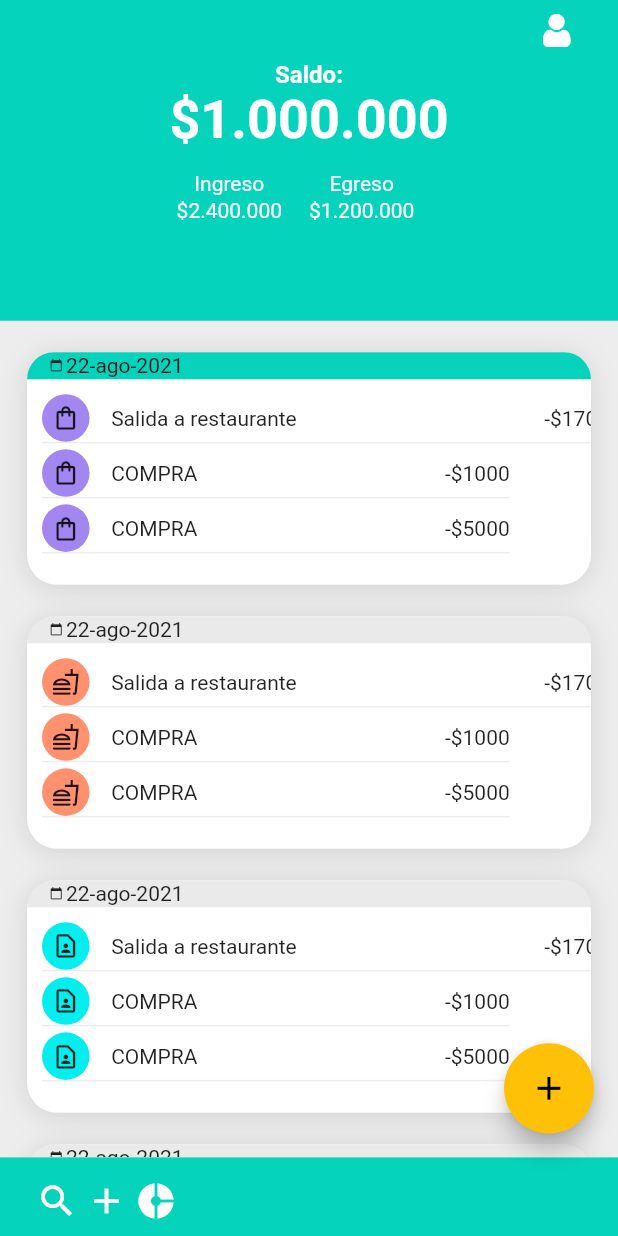
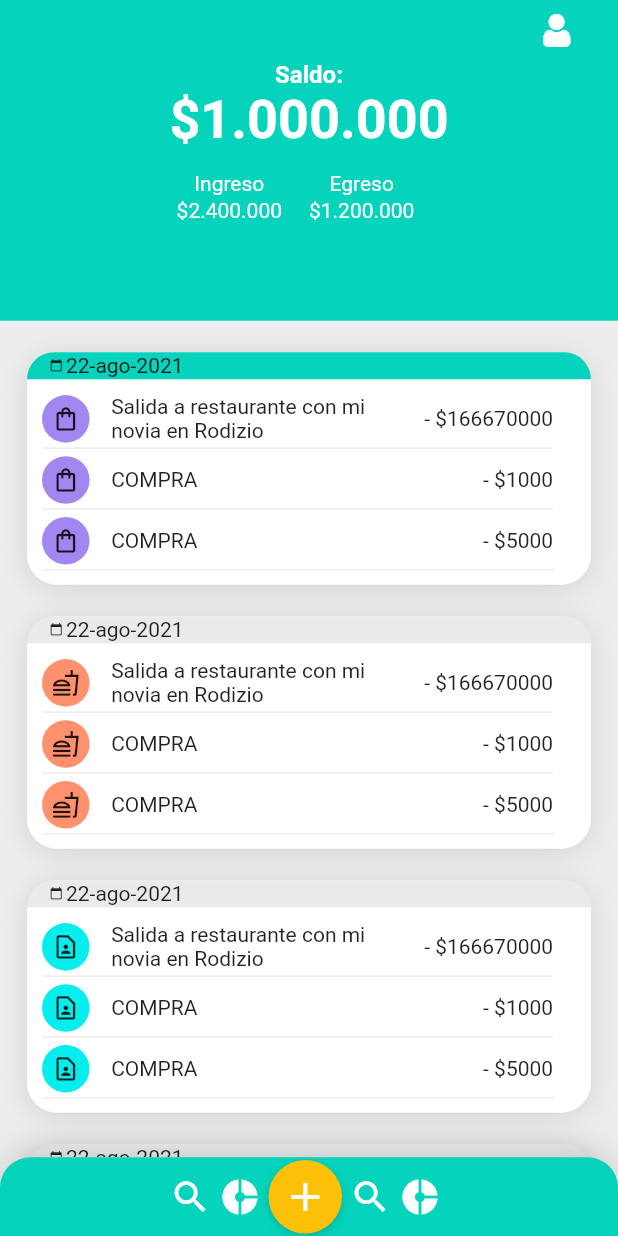
Before and after one commit to aaltamar12/gastos-app-flutter, a Flutter app: the screen it shows after launch, on a phone screen of 412 x 824 dp. Run offline on Flutter 3.47's test engine with Material 2 defaults, Android fonts, the phone set to English and light mode, and no system bars; our stand-ins replace google_fonts.

Commit message:
CAMBIOS WINDOWS
- Se modifico la estructura y componentes para hacerlos mas
  reutilizables.

```diff
--- a/lib/button_icon_menu.dart
+++ b/lib/button_icon_menu.dart
@@ -3,19 +3,20 @@ import 'package:flutter/material.dart';
 class ButtonIconMenu extends StatefulWidget {
   IconData icon = Icons.car_rental;
   Color color = const Color(0XFFFFFFFF);
+  double size = 28;
   bool alert = true;
 
-  ButtonIconMenu(this.color, this.icon, this.alert);
+  ButtonIconMenu(this.color, this.icon, this.size, this.alert);
   @override
   State<StatefulWidget> createState() {
-    // TODO: implement createState
-    return _ButtonIconMenu(color, icon, alert);
+    return _ButtonIconMenu(color, icon, size, alert);
   }
 }
 
 class _ButtonIconMenu extends State<ButtonIconMenu> {
   IconData icon = Icons.car_rental;
   Color color = const Color(0XFFFFFFFF);
+  double size = 28;
   bool alert = true;
 
   void showAlert() {
@@ -28,13 +29,12 @@ class _ButtonIconMenu extends State<ButtonIconMenu> {
         .showSnackBar(const SnackBar(content: Text("2222")));
   }
 
-  _ButtonIconMenu(this.color, this.icon, this.alert);
+  _ButtonIconMenu(this.color, this.icon, this.size, this.alert);
 
   @override
   Widget build(BuildContext context) {
     return Container(
       alignment: Alignment.center,
-      padding: const EdgeInsets.only(top: 15, bottom: 14),
       child: Material(
         borderOnForeground: false,
         color: Colors.transparent,
@@ -44,7 +44,7 @@ class _ButtonIconMenu extends State<ButtonIconMenu> {
           onTap: alert ? showAlert : showAlert2,
           child: Icon(
             icon,
-            size: 28,
+            size: size,
             color: color,
           ),
         ),
--- a/lib/card_movement.dart
+++ b/lib/card_movement.dart
@@ -26,8 +26,8 @@ class CardMovement extends StatelessWidget {
         Row(
           children: [
             Container(
-              margin: EdgeInsets.only(right: 2),
-              child: Icon(
+              margin: const EdgeInsets.only(right: 2),
+              child: const Icon(
                 Icons.calendar_today,
                 size: 9,
               ),
@@ -82,7 +82,7 @@ class CardMovement extends StatelessWidget {
       decoration: BoxDecoration(
           borderRadius: BorderRadius.circular(20.0),
           color: Colors.white,
-          boxShadow: [
+          boxShadow: const [
             BoxShadow(
                 blurRadius: 15,
                 color: Color.fromARGB(30, 0, 0, 0),
@@ -91,15 +91,17 @@ class CardMovement extends StatelessWidget {
       child: Stack(
         children: [
           Container(
-            margin: EdgeInsets.only(top: 18),
-            padding: EdgeInsets.only(top: 10),
+            margin: const EdgeInsets.only(top: 18),
+            padding: const EdgeInsets.only(top: 10),
             child: ListView(
               scrollDirection: Axis.horizontal,
               children: [
                 Column(
+                  mainAxisAlignment: MainAxisAlignment.spaceAround,
                   crossAxisAlignment: CrossAxisAlignment.start,
                   children: [
-                    Movement("Salida a restaurante", 17000, icon, colorCategoy),
+                    Movement("Salida a restaurante con mi novia en Rodizio",
+                        166670000, icon, colorCategoy),
                     Movement(textTitle, 1000, icon, colorCategoy),
                     Movement(textTitle, 5000, icon, colorCategoy)
                   ],
--- a/lib/main.dart
+++ b/lib/main.dart
@@ -54,17 +54,17 @@ class _HomeState extends State<Home> {
         //SUBMENU
         bottomNavigationBar: MenuBar(),
         //BOTON FLOTANTE A LA DERECHA
-        floatingActionButton: Container(
-          height: 60,
-          width: 60,
-          child: FloatingActionButton(
-            onPressed: () {
-              sumar();
-            },
-            backgroundColor: Color.fromARGB(255, 255, 193, 7),
-            child: const Icon(Icons.add, size: 26.25),
-          ),
-        ),
+        // floatingActionButton: Container(
+        //   height: 60,
+        //   width: 60,
+        //   child: FloatingActionButton(
+        //     onPressed: () {
+        //       sumar();
+        //     },
+        //     backgroundColor: Color.fromARGB(255, 255, 193, 7),
+        //     child: const Icon(Icons.add, size: 26.25),
+        //   ),
+        // ),
         //CUERPO DE LA APP
         body: BodyHome(contador: contador),
       ),
--- a/lib/menu_bar.dart
+++ b/lib/menu_bar.dart
@@ -4,7 +4,6 @@ import 'button_icon_menu.dart';
 class MenuBar extends StatefulWidget {
   @override
   State<StatefulWidget> createState() {
-    // TODO: implement createState
     return _MenuBar();
   }
 }
@@ -14,21 +13,59 @@ class _MenuBar extends State<MenuBar> {
   Widget build(BuildContext context) {
     Color color = Colors.white;
     return Container(
+      decoration: const BoxDecoration(
+          borderRadius: BorderRadius.only(
+              topLeft: Radius.circular(20), topRight: Radius.circular(20)),
+          color: Color.fromARGB(255, 5, 211, 187),
+          boxShadow: [
+            BoxShadow(
+                blurRadius: 20,
+                color: Color.fromARGB(40, 0, 0, 0),
+                offset: Offset(0, -2))
+          ]),
       height: MediaQuery.of(context).size.height * .0636160714,
-      color: const Color.fromARGB(255, 5, 211, 187),
       child: Container(
-        margin: EdgeInsets.only(left: 24),
         child: Row(
+          mainAxisAlignment: MainAxisAlignment.center,
+          crossAxisAlignment: CrossAxisAlignment.center,
           children: [
+            Row(
+              children: [
+                Container(
+                    margin: const EdgeInsets.only(right: 5),
+                    child: ButtonIconMenu(color, Icons.search, 28, true)),
+                Container(
+                    margin: const EdgeInsets.only(right: 5),
+                    child: ButtonIconMenu(
+                        color, Icons.donut_small_sharp, 28, false))
+              ],
+            ),
             Container(
-                margin: EdgeInsets.only(right: 5),
-                child: ButtonIconMenu(color, Icons.search, true)),
-            Container(
-                margin: EdgeInsets.only(right: 5),
-                child: ButtonIconMenu(color, Icons.add, true)),
-            Container(
-                margin: EdgeInsets.only(right: 5),
-                child: ButtonIconMenu(color, Icons.donut_small_sharp, false))
+                margin: const EdgeInsets.only(right: 5),
+                child: Container(
+                    height: 49,
+                    width: 49,
+                    decoration: const BoxDecoration(
+                        shape: BoxShape.circle,
+                        color: Color(0xFFFFC107),
+                        boxShadow: [
+                          BoxShadow(
+                              blurRadius: 4,
+                              color: Color.fromARGB(40, 0, 0, 0),
+                              offset: Offset(0, 2))
+                        ]),
+                    child: ButtonIconMenu(color, Icons.add, 32, true))),
+            Row(
+              children: [
+                Container(
+                    margin: const EdgeInsets.only(right: 5),
+                    child: ButtonIconMenu(color, Icons.search, 28, true)),
+                Container(
+                    margin: const EdgeInsets.only(right: 5),
+                    child: ButtonIconMenu(
+                        color, Icons.donut_small_sharp, 28, false))
+              ],
+            )
           ],
         ),
       ),
--- a/lib/movements/movement.dart
+++ b/lib/movements/movement.dart
@@ -17,7 +17,8 @@ class Movement extends StatelessWidget {
     );
 
     return Container(
-      decoration: BoxDecoration(
+      padding: EdgeInsets.only(bottom: 3),
+      decoration: const BoxDecoration(
           border: Border(
               bottom: BorderSide(
                   width: 1, color: Color.fromARGB(50, 165, 165, 165)))),
@@ -29,7 +30,6 @@ class Movement extends StatelessWidget {
               child: Row(
             children: [
               Container(
-                  alignment: Alignment.center,
                   height: 31.71,
                   width: 31.71,
                   decoration: BoxDecoration(
@@ -37,18 +37,30 @@ class Movement extends StatelessWidget {
                       borderRadius: BorderRadius.circular(100)),
                   child: iconMovement),
               Container(
+                  // decoration: BoxDecoration(color: Colors.yellow),
+                  width: MediaQuery.of(context).size.height * .26,
                   padding: const EdgeInsets.only(left: 14.39),
-                  child: Text(textTitle))
+                  child: Column(
+                    mainAxisAlignment: MainAxisAlignment.center,
+                    crossAxisAlignment: CrossAxisAlignment.start,
+                    children: [Text(textTitle)],
+                  )),
+              Container(
+                  //decoration: BoxDecoration(color: Colors.teal),
+                  width: MediaQuery.of(context).size.height * .115,
+                  child: Column(
+                    mainAxisAlignment: MainAxisAlignment.center,
+                    crossAxisAlignment: CrossAxisAlignment.end,
+                    children: [
+                      Text(
+                        "- \$${amount}",
+                        style: GoogleFonts.roboto(
+                            textStyle: const TextStyle(fontSize: 14)),
+                      ),
+                    ],
+                  ))
             ],
           )),
-          Container(
-            padding: const EdgeInsets.only(left: 165),
-            child: Text(
-              "-\$${amount}",
-              style:
-                  GoogleFonts.roboto(textStyle: const TextStyle(fontSize: 14)),
-            ),
-          )
         ],
       ),
     );
```
